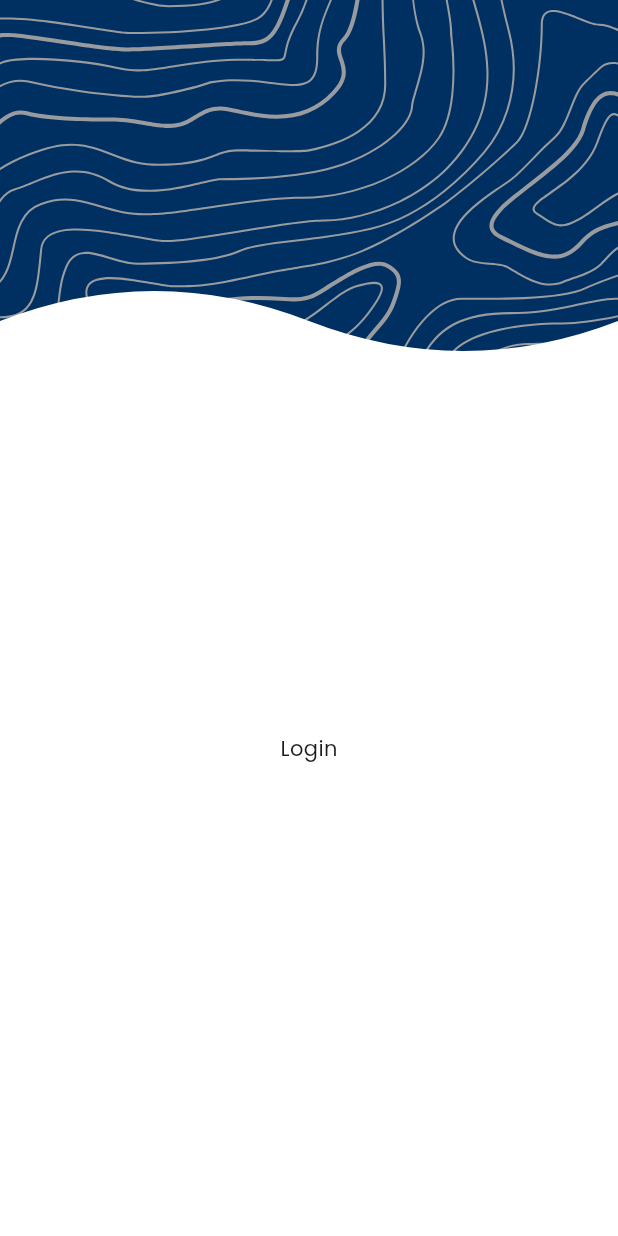
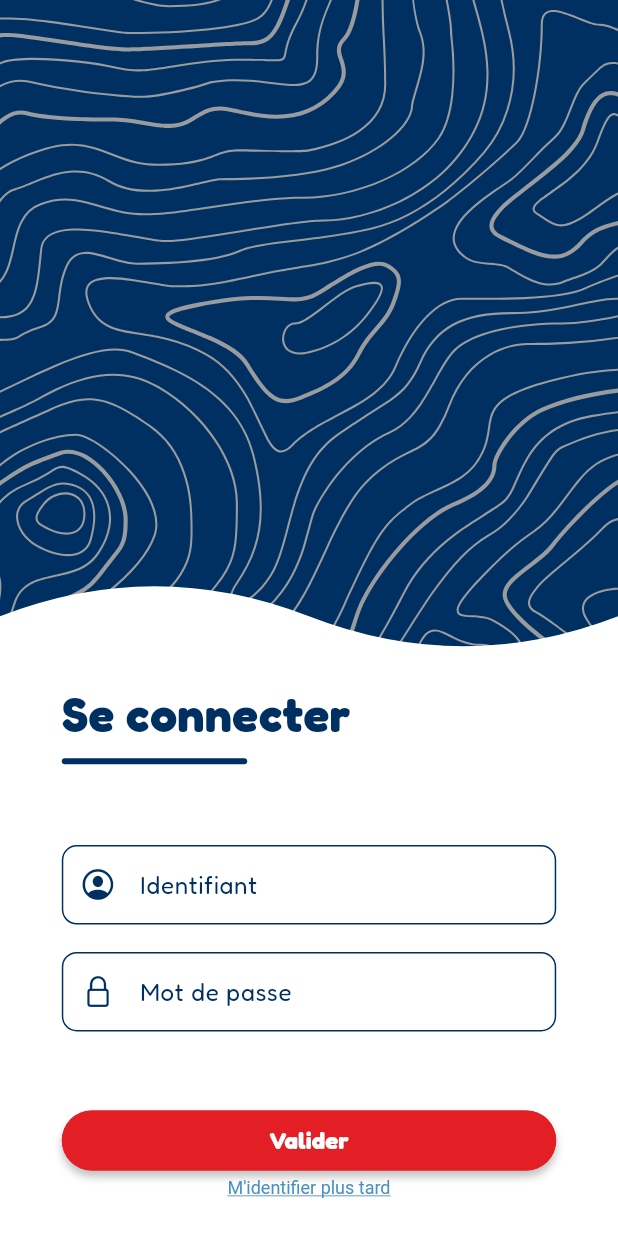
Before and after one commit to Foreclair/foreclair-frontend, a Flutter app: the screen it shows after launch, on a phone screen of 412 x 824 dp. Run offline on Flutter 3.47's test engine with Material 3 defaults, Android fonts, the phone set to English and light mode, and no system bars; our stand-ins replace flutter_svg, google_fonts.

Commit message:
✏️ Login Page design

```diff
--- /dev/null
+++ b/lib/assets/fonts/text_utils.dart
@@ -0,0 +1,27 @@
+import 'package:flutter/material.dart';
+
+import '../colors/snsm_colors.dart';
+
+const TextStyle titleLarge = TextStyle(fontSize: 32, fontWeight: FontWeight.bold, color: SNSMColors.bleuMarin);
+const TextStyle titleLargeNeutral = TextStyle(fontSize: 32, fontWeight: FontWeight.bold, color: SNSMColors.blanc);
+
+const TextStyle titleMedium = TextStyle(fontSize: 22, fontWeight: FontWeight.bold);
+const TextStyle titleMediumNeutral = TextStyle(fontSize: 22, fontWeight: FontWeight.bold, color: SNSMColors.blanc);
+
+const TextStyle titleIntro = TextStyle(fontSize: 25, fontWeight: FontWeight.bold, color: SNSMColors.bleuOcean);
+
+const TextStyle bodyLarge = TextStyle(fontSize: 19, fontWeight: FontWeight.w500);
+const TextStyle bodyLargeNeutral = TextStyle(fontSize: 19, fontWeight: FontWeight.w500, color: SNSMColors.blanc);
+const TextStyle bodyLargeNeutralBold = TextStyle(fontSize: 19, fontWeight: FontWeight.w900, color: SNSMColors.blanc);
+
+const TextStyle bodyMedium = TextStyle(fontSize: 16, fontWeight: FontWeight.w500);
+const TextStyle bodyMediumNeutral = TextStyle(fontSize: 16, fontWeight: FontWeight.w500, color: SNSMColors.blanc);
+const TextStyle bodyMediumNeutralBold = TextStyle(fontSize: 16, fontWeight: FontWeight.bold, color: SNSMColors.blanc);
+
+const TextStyle bodySmall = TextStyle(fontSize: 14, fontWeight: FontWeight.w400);
+const TextStyle bodySmallBold = TextStyle(fontSize: 14, fontWeight: FontWeight.w900);
+const TextStyle bodySmallBoldNeutral = TextStyle(fontSize: 14, fontWeight: FontWeight.w900, color: SNSMColors.blanc);
+const TextStyle bodySmallNeutral = TextStyle(fontSize: 14, fontWeight: FontWeight.w400, color: SNSMColors.blanc);
+const TextStyle bodySmallError = TextStyle(fontSize: 14, fontWeight: FontWeight.w400, color: Colors.redAccent);
+
+const TextStyle label = TextStyle(fontSize: 12, fontWeight: FontWeight.w400, color: Colors.grey);
--- a/lib/main.dart
+++ b/lib/main.dart
@@ -1,7 +1,8 @@
 import 'package:blues/ui/views/authentication/login_view.dart';
-import 'package:blues/utils/colors/snsm_colors.dart';
+import 'package:flutter/material.dart';
 import 'package:google_fonts/google_fonts.dart';
-import 'package:flutter/material.dart';
+
+import 'assets/colors/snsm_colors.dart';
 
 void main() {
   runApp(const MyApp());
@@ -20,29 +21,17 @@
       theme: ThemeData(
         colorScheme: snsmLightColorScheme,
         useMaterial3: true,
-        textTheme: GoogleFonts.poppinsTextTheme(),
-        appBarTheme: AppBarTheme(
-          backgroundColor: SNSMColors.bleuMarin,
-          foregroundColor: SNSMColors.blanc,
-          elevation: 2,
-        ),
+        textTheme: GoogleFonts.fredokaTextTheme(),
+        appBarTheme: AppBarTheme(backgroundColor: SNSMColors.bleuMarin, foregroundColor: SNSMColors.blanc, elevation: 2),
         elevatedButtonTheme: ElevatedButtonThemeData(
-          style: ElevatedButton.styleFrom(
-            backgroundColor: SNSMColors.rouge,
-            foregroundColor: SNSMColors.blanc,
-            elevation: 3,
-          ),
+          style: ElevatedButton.styleFrom(backgroundColor: SNSMColors.rouge, foregroundColor: SNSMColors.blanc, elevation: 3),
         ),
         floatingActionButtonTheme: FloatingActionButtonThemeData(
           backgroundColor: SNSMColors.orange,
           foregroundColor: SNSMColors.blanc,
         ),
       ),
-      darkTheme: ThemeData(
-        colorScheme: snsmDarkColorScheme,
-        useMaterial3: true,
-        fontFamily: 'Roboto',
-      ),
+      darkTheme: ThemeData(colorScheme: snsmDarkColorScheme, useMaterial3: true, fontFamily: 'Roboto'),
       home: const LoginView(),
       debugShowCheckedModeBanner: false,
     );
--- /dev/null
+++ b/lib/ui/components/buttons/primary_action_button_widget.dart
@@ -0,0 +1,57 @@
+import 'package:blues/assets/colors/snsm_colors.dart';
+import 'package:flutter/material.dart';
+
+import '../../../assets/fonts/text_utils.dart';
+
+class PrimaryActionButtonWidget extends StatelessWidget {
+  final Color color;
+  final IconData? icon;
+  final double? iconSize;
+  final Color? iconColor;
+  final String text;
+  final TextStyle textStyle;
+  final double width;
+  final double height;
+  final double borderRadius;
+  final void Function()? onPressed;
+
+  const PrimaryActionButtonWidget({
+    super.key,
+    this.color = SNSMColors.rouge,
+    required this.text,
+    this.textStyle = bodyMediumNeutralBold,
+    this.width = double.infinity,
+    this.height = 40,
+    this.icon,
+    this.iconSize = 20,
+    this.iconColor = SNSMColors.blanc,
+    this.onPressed,
+    this.borderRadius = 50,
+  });
+
+  @override
+  Widget build(BuildContext context) {
+    return Container(
+      margin: EdgeInsets.symmetric(vertical: 5),
+      width: width,
+      height: height,
+      decoration: ShapeDecoration(
+        color: color,
+        shape: RoundedRectangleBorder(borderRadius: BorderRadius.all(Radius.circular(borderRadius))),
+        shadows: const [BoxShadow(color: Color(0x3F000000), blurRadius: 4, offset: Offset(0, 4))],
+      ),
+      child: TextButton(
+        onPressed: onPressed,
+        style: TextButton.styleFrom(backgroundColor: color, minimumSize: Size(width, height)),
+        child: Row(
+          mainAxisAlignment: icon == null ? MainAxisAlignment.center : MainAxisAlignment.spaceBetween,
+          children: [
+            if (icon != null) Icon(icon, size: iconSize, color: iconColor),
+            Text(text, style: textStyle),
+            if (icon != null) const SizedBox(width: 10),
+          ],
+        ),
+      ),
+    );
+  }
+}
--- /dev/null
+++ b/lib/ui/components/inputs/login_form_field_widget.dart
@@ -0,0 +1,78 @@
+import 'package:blues/assets/colors/snsm_colors.dart';
+import 'package:blues/assets/fonts/text_utils.dart';
+import 'package:flutter/cupertino.dart';
+import 'package:flutter/material.dart';
+
+class LoginFormField extends StatelessWidget {
+  final String? label;
+  final String hint;
+  final Color color;
+  final TextStyle textStyle;
+  final double width;
+  final double height;
+  final bool capital;
+  final bool password;
+  final TextEditingController controller;
+  final IconData icon;
+  final String? Function(String?)? validator;
+  final bool readOnly;
+  final List<String>? autofillHints;
+
+  const LoginFormField({
+    super.key,
+    this.label,
+    required this.hint,
+    this.color = SNSMColors.bleuMarin,
+    this.textStyle = bodySmall,
+    this.width = double.infinity,
+    this.height = 0,
+    this.icon = CupertinoIcons.check_mark_circled,
+    required this.controller,
+    this.password = false,
+    this.capital = false,
+    this.validator,
+    this.readOnly = false,
+    this.autofillHints,
+  });
+
+  @override
+  Widget build(BuildContext context) {
+    return Container(
+      margin: const EdgeInsets.symmetric(vertical: 5),
+      child: TextFormField(
+        readOnly: readOnly,
+        autofillHints: autofillHints,
+        textCapitalization: capital ? TextCapitalization.words : TextCapitalization.none,
+        controller: controller,
+        style: textStyle,
+        cursorColor: color,
+        obscureText: password ? true : false,
+        keyboardType: password ? TextInputType.visiblePassword : TextInputType.emailAddress,
+        decoration: InputDecoration(
+          focusedErrorBorder: OutlineInputBorder(
+            borderSide: const BorderSide(color: Colors.red),
+            borderRadius: BorderRadius.circular(10.0),
+          ),
+          errorBorder: OutlineInputBorder(
+            borderSide: const BorderSide(color: Colors.red),
+            borderRadius: BorderRadius.circular(10.0),
+          ),
+          focusedBorder: OutlineInputBorder(
+            borderSide: BorderSide(color: color),
+            borderRadius: BorderRadius.circular(10.0),
+          ),
+          enabledBorder: OutlineInputBorder(
+            borderSide: BorderSide(color: color),
+            borderRadius: BorderRadius.circular(10.0),
+          ),
+          labelText: label ?? hint,
+          // Floating label text
+          labelStyle: TextStyle(color: color),
+          prefixIcon: Icon(icon, color: color),
+          floatingLabelBehavior: label == null ? FloatingLabelBehavior.never : FloatingLabelBehavior.always,
+        ),
+        validator: validator,
+      ),
+    );
+  }
+}
--- a/lib/ui/views/authentication/login_view.dart
+++ b/lib/ui/views/authentication/login_view.dart
@@ -1,5 +1,12 @@
+import 'package:blues/assets/colors/snsm_colors.dart';
+import 'package:blues/assets/fonts/text_utils.dart';
+import 'package:blues/ui/components/buttons/primary_action_button_widget.dart';
+import 'package:blues/ui/components/inputs/login_form_field_widget.dart';
 import 'package:blues/utils/topography_background.dart';
+import 'package:blues/utils/units/size_utils.dart';
 import 'package:blues/utils/wave_container.dart';
+import 'package:flutter/cupertino.dart';
+import 'package:flutter/gestures.dart';
 import 'package:flutter/material.dart';
 
 class LoginView extends StatefulWidget {
@@ -10,14 +17,116 @@ class LoginView extends StatefulWidget {
 }
 
 class _LoginViewState extends State<LoginView> {
+  final _formKey = GlobalKey<FormState>();
+  final _emailController = TextEditingController();
+  final _passwordController = TextEditingController();
+  final String _errorMessage = '';
+
   @override
   Widget build(BuildContext context) {
     return Scaffold(
       backgroundColor: Theme.of(context).colorScheme.primary,
       body: TopographyBackground(
         child: WaveContainer(
-          child: Center(
-            child: Column(mainAxisSize: MainAxisSize.min, children: [Text("Login")]),
+          height: context.height(55),
+          child: Padding(
+            padding: EdgeInsetsGeometry.only(
+              top: context.height(10),
+              left: context.width(10),
+              right: context.width(10),
+              bottom: context.height(3),
+            ),
+            child: Column(
+              mainAxisSize: MainAxisSize.min,
+              mainAxisAlignment: MainAxisAlignment.start,
+              crossAxisAlignment: CrossAxisAlignment.start,
+              children: [
+                Text("Se connecter", style: titleLarge),
+                Divider(
+                  color: SNSMColors.bleuMarin,
+                  height: context.height(2),
+                  thickness: 4,
+                  endIndent: context.width(50),
+                  radius: BorderRadius.circular(10),
+                ),
+                Spacer(),
+                AutofillGroup(
+                  child: Form(
+                    key: _formKey,
+                    child: Column(
+                      children: [
+                        LoginFormField(
+                          key: const Key('emailField'),
+                          controller: _emailController,
+                          hint: "Identifiant",
+                          icon: CupertinoIcons.profile_circled,
+                          validator: (p0) {
+                            return null;
+                          },
+                          autofillHints: const [AutofillHints.username],
+                        ),
+                        SizedBox(height: context.height(1)),
+                        LoginFormField(
+                          key: const Key('passwordField'),
+                          controller: _passwordController,
+                          hint: "Mot de passe",
+                          password: true,
+                          icon: CupertinoIcons.lock,
+                          validator: (p0) {
+                            return null;
+                          },
+                          autofillHints: const [AutofillHints.password],
+                        ),
+                        if (_errorMessage.isNotEmpty) ...[
+                          const SizedBox(height: 20),
+                          Text(_errorMessage, style: const TextStyle(color: Colors.deepOrangeAccent)),
+                        ],
+                      ],
+                    ),
+                  ),
+                ),
+
+                // A voir si Mot de passe oublié est nécessaire
+
+                // RichText(
+                //   key: const Key('forgotPasswordText'),
+                //   text: TextSpan(
+                //     text: "J'ai oublié mon mot de passe",
+                //     style: label.copyWith(decoration: TextDecoration.underline, color: SNSMColors.orange),
+                //     recognizer: TapGestureRecognizer()
+                //       ..onTap = () {
+                //         showDialog(
+                //           context: context,
+                //           builder: (context) {
+                //             print("Forgot password tapped");
+                //             return Text("Mot de passe oublié dialog");
+                //           },
+                //         );
+                //       },
+                //   ),
+                // ),
+                Spacer(),
+                PrimaryActionButtonWidget(key: const Key('validateLoginButton'), text: 'Valider'),
+                Center(
+                  child: RichText(
+                    key: const Key('identifyLaterText'),
+                    text: TextSpan(
+                      text: "M'identifier plus tard",
+                      style: label.copyWith(decoration: TextDecoration.underline, color: SNSMColors.bleuClair),
+                      recognizer: TapGestureRecognizer()
+                        ..onTap = () {
+                          showDialog(
+                            context: context,
+                            builder: (context) {
+                              return Dialog(child: Text("Connexion guest"));
+                            },
+                          );
+                        },
+                    ),
+                  ),
+                ),
+              ],
+            ),
           ),
         ),
       ),
--- /dev/null
+++ b/lib/utils/units/size_utils.dart
@@ -0,0 +1,15 @@
+import 'package:flutter/material.dart';
+
+extension SizeUtils on BuildContext {
+  double get screenHeight => MediaQuery.of(this).size.height;
+
+  double get screenWidth => MediaQuery.of(this).size.width;
+
+  double height(double percentage) {
+    return screenHeight * percentage / 100;
+  }
+
+  double width(double percentage) {
+    return screenWidth * percentage / 100;
+  }
+}
--- a/pubspec.yaml
+++ b/pubspec.yaml
@@ -29,8 +29,8 @@ flutter:
 
   # To add custom fonts to your application, add a fonts section here,
   # in this "flutter" section. Each entry in this list should have a
-  # "family" key with the font family name, and a "fonts" key with a
-  # list giving the asset and other descriptors for the font. For
+  # "family" key with the fonts family name, and a "fonts" key with a
+  # list giving the asset and other descriptors for the fonts. For
   # example:
   # fonts:
   #   - family: Schyler
```
Also changed, not shown: lib/assets/colors/snsm_colors.dart (renamed from lib/utils/colors/snsm_colors.dart), 2 other files.
